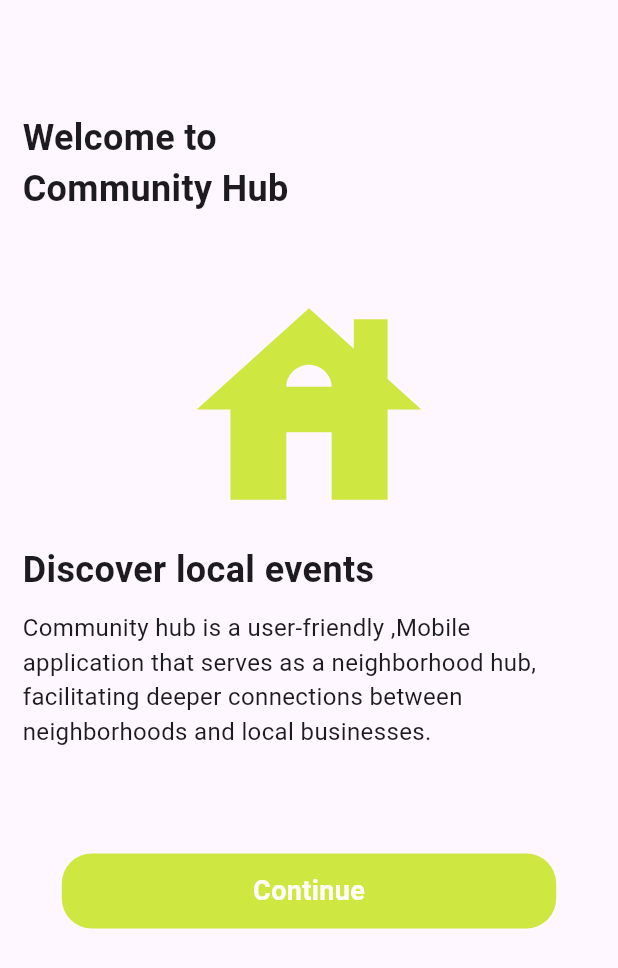
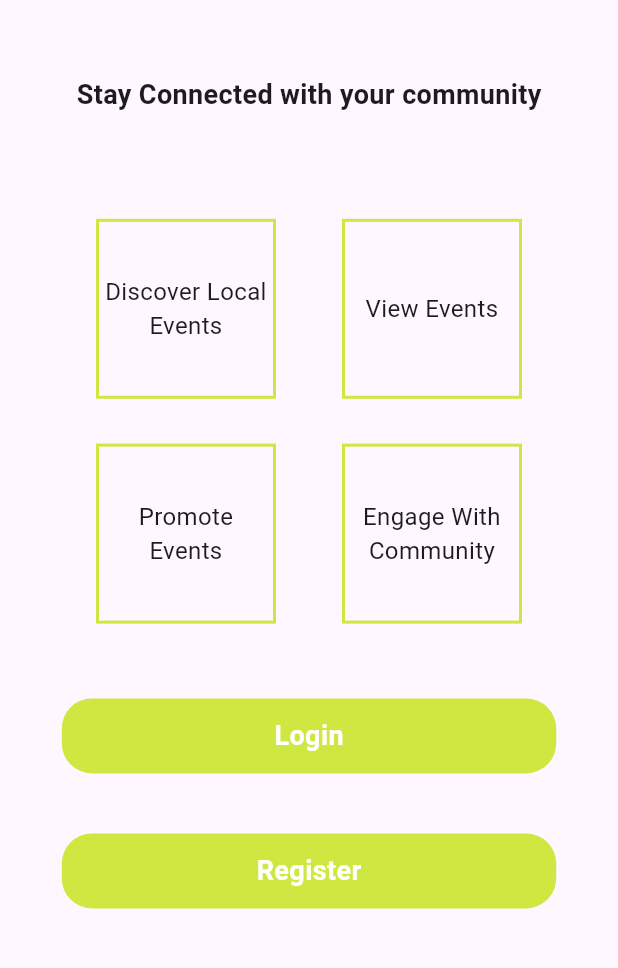
Before and after one commit to thato-codes-4-fun/CommunityHub, a Flutter app: the screen it shows after launch, after a tap on "Continue", on a phone screen of 412 x 824 dp. Shown: the top 968 px of the screen. Run offline on Flutter 3.47's test engine with Material 3 defaults, Android fonts, the phone set to English and light mode, and no system bars.

Commit message:
added login or reg screen

```diff
--- a/lib/main.dart
+++ b/lib/main.dart
@@ -1,5 +1,5 @@
-import 'package:community_hub/constants/colors.dart';
-import 'package:community_hub/widgets/custom_button.dart';
+import 'package:community_hub/screens/auth_screens/onboard.dart';
+
 import 'package:flutter/material.dart';
 
 void main() {
@@ -12,7 +12,8 @@ class MyApp extends StatelessWidget {
   // This widget is the root of your application.
   @override
   Widget build(BuildContext context) {
-    return MaterialApp(
+    return SafeArea(
+      child: MaterialApp(
         debugShowCheckedModeBanner: false,
         title: 'Flutter Demo',
         theme: ThemeData(
@@ -20,6 +21,7 @@ class MyApp extends StatelessWidget {
           useMaterial3: true,
         ),
         home: const MyHomePage(title: 'working'),
+      ),
     );
   }
 }
@@ -36,74 +38,6 @@ class MyHomePage extends StatefulWidget {
 class _MyHomePageState extends State<MyHomePage> {
   @override
   Widget build(BuildContext context) {
-    return SafeArea(
-      child: Scaffold(
-        body: Padding(
-          padding: const EdgeInsets.all(15.0),
-          child: Column(
-            crossAxisAlignment: CrossAxisAlignment.start,
-            children: <Widget>[
-              const SizedBox(
-                height: 60,
-              ),
-              const Text(
-                'Welcome to ',
-                style: TextStyle(
-                  fontSize: 24,
-                  fontWeight: FontWeight.bold,
-                ),
-              ),
-              const Text(
-                'Community Hub',
-                style: TextStyle(
-                  fontSize: 24,
-                  fontWeight: FontWeight.bold,
-                ),
-              ),
-              const SizedBox(
-                height: 40,
-              ),
-              Row(
-                children: [
-                  Expanded(child: Container()),
-                  const Icon(
-                    Icons.house,
-                    size: 180,
-                    color: greenColor,
-                  ),
-                  Expanded(child: Container()),
-                ],
-              ),
-              const Text(
-                'Discover local events',
-                style: TextStyle(
-                  fontSize: 24,
-                  fontWeight: FontWeight.bold,
-                ),
-              ),
-              const SizedBox(
-                height: 10,
-              ),
-              const Text(
-                'Community hub is a user-friendly ,Mobile application that serves as a neighborhood hub, facilitating deeper connections between  neighborhoods and local businesses.',
-                style: TextStyle(
-                  fontSize: 16,
-                ),
-              ),
-              const SizedBox(
-                height: 70,
-
-              ),
-              CustomButtom(
-                action: 'Continue',
-                nav: () {
-                  print('nav to....');
-                },
-              )
-            ],
-          ),
-        ),
-      ),
-    );
+    return const OnboardingScreen();
   }
 }
--- /dev/null
+++ b/lib/screens/auth_screens/app_info.dart
@@ -0,0 +1,77 @@
+import 'package:community_hub/constants/colors.dart';
+import 'package:community_hub/widgets/custom_button.dart';
+import 'package:community_hub/widgets/mini_box.dart';
+import 'package:flutter/material.dart';
+import 'package:flutter/rendering.dart';
+
+class MoreInfoScreen extends StatelessWidget {
+  const MoreInfoScreen({super.key});
+
+  @override
+  Widget build(BuildContext context) {
+    return Scaffold(
+      body: Container(
+        padding: const EdgeInsets.all(20),
+        child: Column(
+          //crossAxisAlignment: CrossAxisAlignment.center,
+          children: [
+            const SizedBox(
+              height: 30,
+            ),
+            const Center(
+              child: Text(
+                'Stay Connected with your community',
+                style: TextStyle(
+                  fontSize: 18,
+                  fontWeight: FontWeight.bold,
+                ),
+              ),
+            ),
+            const SizedBox(
+              height: 40,
+            ),
+            SizedBox(
+              // width: MediaQuery.of(context).size.width * 0.100,
+              height: MediaQuery.of(context).size.height * 0.40,
+              child: const Column(
+                mainAxisAlignment: MainAxisAlignment.spaceEvenly,
+                children: [
+                  Row(
+                    mainAxisAlignment: MainAxisAlignment.spaceEvenly,
+                    children: [
+                      MiniBox(
+                        discription: 'Discover Local Events',
+                      ),
+                      MiniBox(
+                        discription: 'View Events',
+                      ),
+                    ],
+                  ),
+                  Row(
+                    mainAxisAlignment: MainAxisAlignment.spaceEvenly,
+                    children: [
+                      MiniBox(
+                        discription: 'Promote Events',
+                      ),
+                      MiniBox(
+                        discription: 'Engage With Community',
+                      ),
+                    ],
+                  ),
+                ],
+              ),
+            ),
+            const SizedBox(
+              height: 20,
+            ),
+            CustomButtom(action: 'Login', nav: () {}),
+            const SizedBox(
+              height: 40,
+            ),
+            CustomButtom(action: 'Register', nav: () {}),
+          ],
+        ),
+      ),
+    );
+  }
+}
--- /dev/null
+++ b/lib/screens/auth_screens/onboard.dart
@@ -0,0 +1,81 @@
+import 'package:community_hub/constants/colors.dart';
+import 'package:community_hub/screens/auth_screens/app_info.dart';
+import 'package:community_hub/widgets/custom_button.dart';
+import 'package:flutter/material.dart';
+
+class OnboardingScreen extends StatelessWidget {
+  const OnboardingScreen({super.key});
+
+  @override
+  Widget build(BuildContext context) {
+    return Scaffold(
+      body: Padding(
+        padding: const EdgeInsets.all(15.0),
+        child: Column(
+          crossAxisAlignment: CrossAxisAlignment.start,
+          children: <Widget>[
+            const SizedBox(
+              height: 60,
+            ),
+            const Text(
+              'Welcome to ',
+              style: TextStyle(
+                fontSize: 24,
+                fontWeight: FontWeight.bold,
+              ),
+            ),
+            const Text(
+              'Community Hub',
+              style: TextStyle(
+                fontSize: 24,
+                fontWeight: FontWeight.bold,
+              ),
+            ),
+            const SizedBox(
+              height: 40,
+            ),
+            Row(
+              children: [
+                Expanded(child: Container()),
+                const Icon(
+                  Icons.house,
+                  size: 180,
+                  color: greenColor,
+                ),
+                Expanded(child: Container()),
+              ],
+            ),
+            const Text(
+              'Discover local events',
+              style: TextStyle(
+                fontSize: 24,
+                fontWeight: FontWeight.bold,
+              ),
+            ),
+            const SizedBox(
+              height: 10,
+            ),
+            const Text(
+              'Community hub is a user-friendly ,Mobile application that serves as a neighborhood hub, facilitating deeper connections between  neighborhoods and local businesses.',
+              style: TextStyle(
+                fontSize: 16,
+              ),
+            ),
+            const SizedBox(
+              height: 70,
+            ),
+            CustomButtom(
+              action: 'Continue',
+              nav: () {
+                print('nav to....');
+                //navigate to more info screen
+                Navigator.of(context).push(MaterialPageRoute(
+                    builder: (context) => const MoreInfoScreen()));
+              },
+            )
+          ],
+        ),
+      ),
+    );
+  }
+}
--- /dev/null
+++ b/lib/widgets/mini_box.dart
@@ -0,0 +1,29 @@
+import 'package:community_hub/constants/colors.dart';
+import 'package:flutter/material.dart';
+
+class MiniBox extends StatelessWidget {
+  final String discription;
+  const MiniBox({super.key, required this.discription});
+
+  @override
+  Widget build(BuildContext context) {
+    return Container(
+      width: 120,
+      height: 120,
+      decoration: BoxDecoration(
+          border: Border.all(
+        width: 2,
+        color: greenColor,
+      )),
+      child: Center(
+        child: Text(
+          discription,
+          style: const TextStyle(
+            fontSize: 16,
+          ),
+          textAlign: TextAlign.center,
+        ),
+      ),
+    );
+  }
+}
```
Lines whose indentation alone changed are shown as unchanged.
